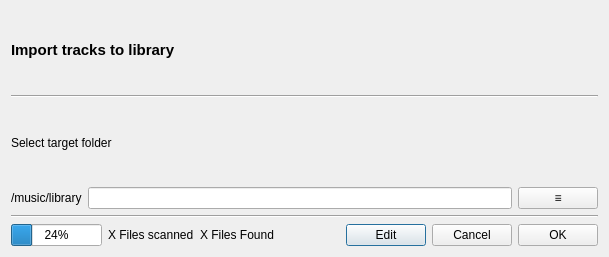
Before: the Qt Designer form src/Gui/ImportDialog/GUI_ImportDialog.ui in Inferno214221/sayonara-player, drawn with Qt 5.
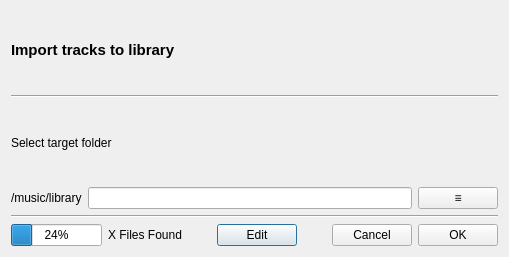
After: the same form once the commit is applied.

```diff
--- a/src/Gui/ImportDialog/GUI_ImportDialog.ui
+++ b/src/Gui/ImportDialog/GUI_ImportDialog.ui
@@ -6,7 +6,7 @@
    <rect>
     <x>0</x>
     <y>0</y>
-    <width>609</width>
+    <width>509</width>
     <height>257</height>
    </rect>
   </property>
@@ -44,13 +44,6 @@
        </property>
       </widget>
      </item>
-     <item>
-      <widget class="QLabel" name="lab_progress">
-       <property name="text">
-        <string notr="true">X Files scanned</string>
-       </property>
-      </widget>
-     </item>
      <item>
       <widget class="QLabel" name="lab_status">
        <property name="text">
@@ -59,7 +52,7 @@
       </widget>
      </item>
      <item>
-      <spacer name="horizontalSpacer">
+      <spacer name="horizontalSpacer_2">
        <property name="orientation">
         <enum>Qt::Horizontal</enum>
        </property>
@@ -78,6 +71,19 @@
        </property>
       </widget>
      </item>
+     <item>
+      <spacer name="horizontalSpacer">
+       <property name="orientation">
+        <enum>Qt::Horizontal</enum>
+       </property>
+       <property name="sizeHint" stdset="0">
+        <size>
+         <width>40</width>
+         <height>20</height>
+        </size>
+       </property>
+      </spacer>
+     </item>
      <item>
       <widget class="QPushButton" name="btn_cancel">
        <property name="focusPolicy">
```
Left out of the diff: 6 changed lines with no effect on the pictures.
